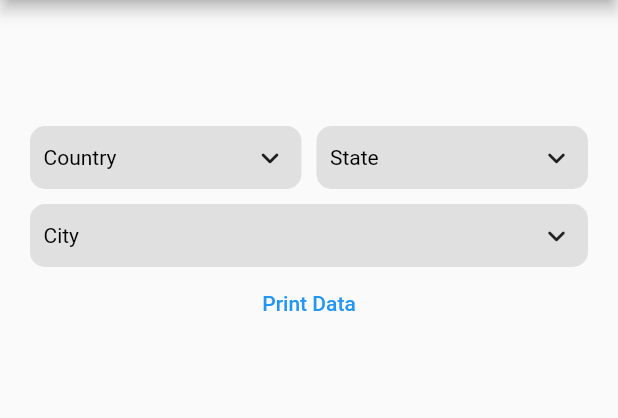
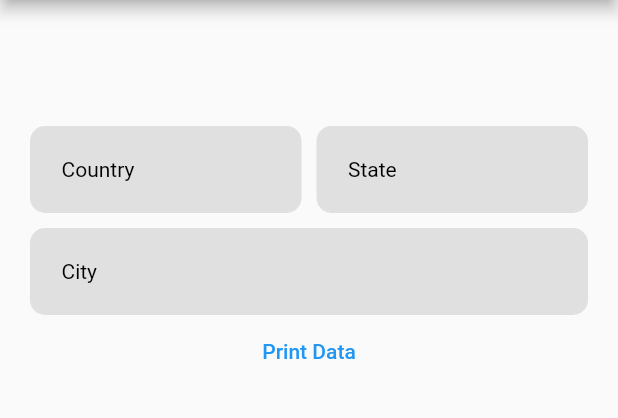
Before and after one commit to rathod-mehul-1011/csc_picker, a Flutter app: the screen it shows after launch, on a phone screen of 412 x 824 dp, the part 84-502 px from its top. Run offline on Flutter 3.47's test engine with Material 2 defaults, Android fonts, the phone set to English and light mode, and no system bars.

Commit message:
remove icon and change padding

```diff
--- a/lib/dropdown_with_search.dart
+++ b/lib/dropdown_with_search.dart
@@ -65,7 +65,7 @@ class DropdownWithSearch<T> extends StatelessWidget {
           });
         },
         child: Container(
-          padding: EdgeInsets.symmetric(horizontal: 8, vertical: 8),
+          padding: EdgeInsets.symmetric(horizontal: 20, vertical: 20),
           decoration: !disabled
               ? decoration != null
                   ? decoration
@@ -88,7 +88,6 @@ class DropdownWithSearch<T> extends StatelessWidget {
                       style: selectedItemStyle != null
                           ? selectedItemStyle
                           : TextStyle(fontSize: 14))),
-              Icon(Icons.keyboard_arrow_down_rounded)
             ],
           ),
         ),
```
